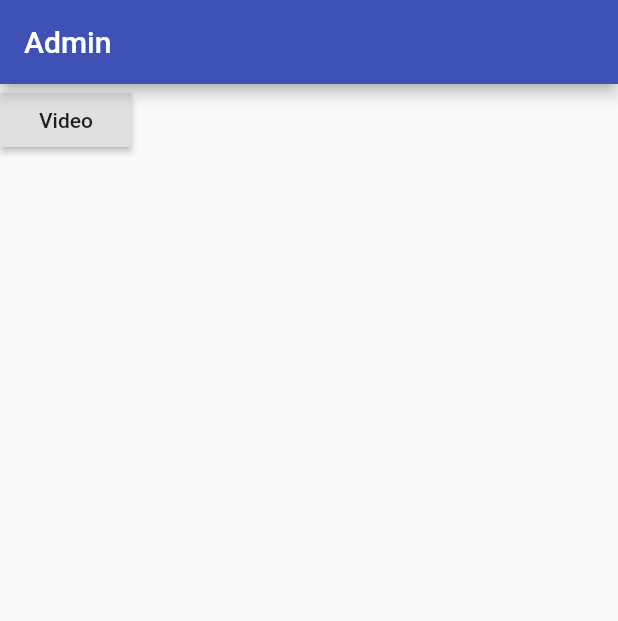
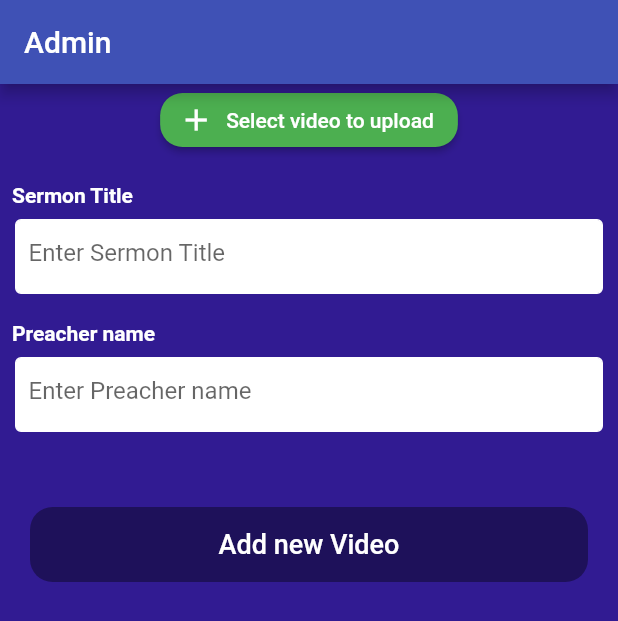
Before and after one commit to nadia70/fgck_app, a Flutter app: the screen it shows after launch, on a phone screen of 412 x 824 dp. Shown: the top 621 px of the screen. Run offline on Flutter 3.47's test engine with Material 2 defaults, Android fonts, the light colour scheme and no system bars; our stand-ins replace firebase_storage, image_picker, video_player; accounts and stored records are empty.

Commit message:
admin changes

```diff
--- a/lib/admin.dart
+++ b/lib/admin.dart
@@ -1,5 +1,6 @@
 import 'dart:io';
 
+import 'package:firebase_storage/firebase_storage.dart';
 import 'package:flutter/material.dart';
 import 'package:image_picker/image_picker.dart';
 import 'package:video_player/video_player.dart';
@@ -15,6 +16,8 @@ class _AdminState extends State<Admin> {
   Future<void> _initializeVideoPlayerFuture;
 
   File videoFile;
+  TextEditingController prodcutTitle = new TextEditingController();
+  TextEditingController prodcutPrice = new TextEditingController();
 
   @override
   void initState() {
@@ -34,12 +37,14 @@ class _AdminState extends State<Admin> {
   @override
   Widget build(BuildContext context) {
     return Scaffold(
+      backgroundColor: Colors.deepPurple[900],
       appBar: AppBar(
         title: Text('Admin'),
       ),
       // Use a FutureBuilder to display a loading spinner while waiting for the
       // VideoPlayerController to finish initializing.
-      body: Column(
+      body: new SingleChildScrollView(
+        child: Column(
           children: <Widget>[
             Visibility(
               visible: _controller != null,
@@ -62,13 +67,49 @@ class _AdminState extends State<Admin> {
                 },
               ),
             ),
-          RaisedButton(
-            child: Text("Video"),
-            onPressed: () {
-              getVideo();
-            },
+            Center(
+              child: new RaisedButton.icon(
+                  color: Colors.green,
+                  shape: new RoundedRectangleBorder(
+                      borderRadius:
+                      new BorderRadius.all(new Radius.circular(15.0))),
+                  onPressed: () => getVideo(),
+                  icon: Icon(
+                    Icons.add,
+                    color: Colors.white,
                   ),
+                  label: new Text(
+                    "Select video to upload",
+                    style: new TextStyle(color: Colors.white),
+                  )),
+
+            ),
+            new SizedBox(
+              height: 10.0,
+            ),
+            productTextField(
+                textTitle: "Sermon Title",
+                textHint: "Enter Sermon Title",
+                controller: prodcutTitle),
+            new SizedBox(
+              height: 10.0,
+            ),
+            productTextField(
+                textTitle: "Preacher name",
+                textHint: "Enter Preacher name",
+                controller: prodcutPrice),
+            new SizedBox(
+              height: 10.0,
+            ),
+            new SizedBox(
+              height: 20.0,
+            ),
+            appButton(
+                btnTxt: "Add new Video",
+                btnPadding: 20.0,
+                btnColor: Colors.white),
           ],
+        ),
       ),
       floatingActionButton: _controller == null
           ? null
@@ -111,3 +152,79 @@ class _AdminState extends State<Admin> {
     });
   }
 }
+
+Widget productTextField(
+    {String textTitle,
+      String textHint,
+      double height,
+      TextEditingController controller,
+      TextInputType textType}) {
+  textTitle == null ? textTitle = "Enter Title" : textTitle;
+  textHint == null ? textHint = "Enter Hint" : textHint;
+  height == null ? height = 50.0 : height;
+  //height !=null
+
+  return Column(
+    //mainAxisAlignment: MainAxisAlignment.start,
+    crossAxisAlignment: CrossAxisAlignment.start,
+    children: <Widget>[
+      new Padding(
+        padding: const EdgeInsets.all(8.0),
+        child: new Text(
+          textTitle,
+          style:
+          new TextStyle(fontWeight: FontWeight.w700, color: Colors.white),
+        ),
+      ),
+      new Padding(
+        padding: const EdgeInsets.only(left: 10.0, right: 10.0),
+        child: new Container(
+          height: height,
+          decoration: new BoxDecoration(
+              color: Colors.white,
+              border: new Border.all(color: Colors.white),
+              borderRadius: new BorderRadius.all(new Radius.circular(4.0))),
+          child: new Padding(
+            padding: const EdgeInsets.only(left: 8.0, right: 8.0),
+            child: new TextField(
+              controller: controller,
+              keyboardType: textType == null ? TextInputType.text : textType,
+              maxLines: 4,
+              decoration: new InputDecoration(
+                  border: InputBorder.none, hintText: textHint),
+            ),
+          ),
+        ),
+      ),
+    ],
+  );
+}
+
+Widget appButton(
+    {String btnTxt,
+      double btnPadding,
+      Color btnColor,
+      VoidCallback onBtnclicked}) {
+  btnTxt == null ? btnTxt == "App Button" : btnTxt;
+  btnPadding == null ? btnPadding = 0.0 : btnPadding;
+  btnColor == null ? btnColor = Colors.black : btnColor;
+
+  return Padding(
+    padding: new EdgeInsets.all(btnPadding),
+    child: new RaisedButton(
+      color: Colors.white,
+      shape: new RoundedRectangleBorder(
+          borderRadius: new BorderRadius.all(new Radius.circular(15.0))),
+      onPressed: onBtnclicked,
+      child: Container(
+        height: 50.0,
+        child: new Center(
+          child: new Text(
+            btnTxt,
+            style: new TextStyle(color: btnColor, fontSize: 18.0),
+          ),
+        ),
+      ),
+    ),
+  );
+}
--- a/pubspec.yaml
+++ b/pubspec.yaml
@@ -25,6 +25,8 @@ dependencies:
   cupertino_icons: ^0.1.2
   image_picker:
   video_player: ^0.7.2
+  firebase_storage: ^1.0.0
+  cloud_firestore: any
 
 dev_dependencies:
   flutter_test:
```
Also changed, not shown: pubspec.lock, 1 other file. Lines whose indentation alone changed are shown as unchanged.
